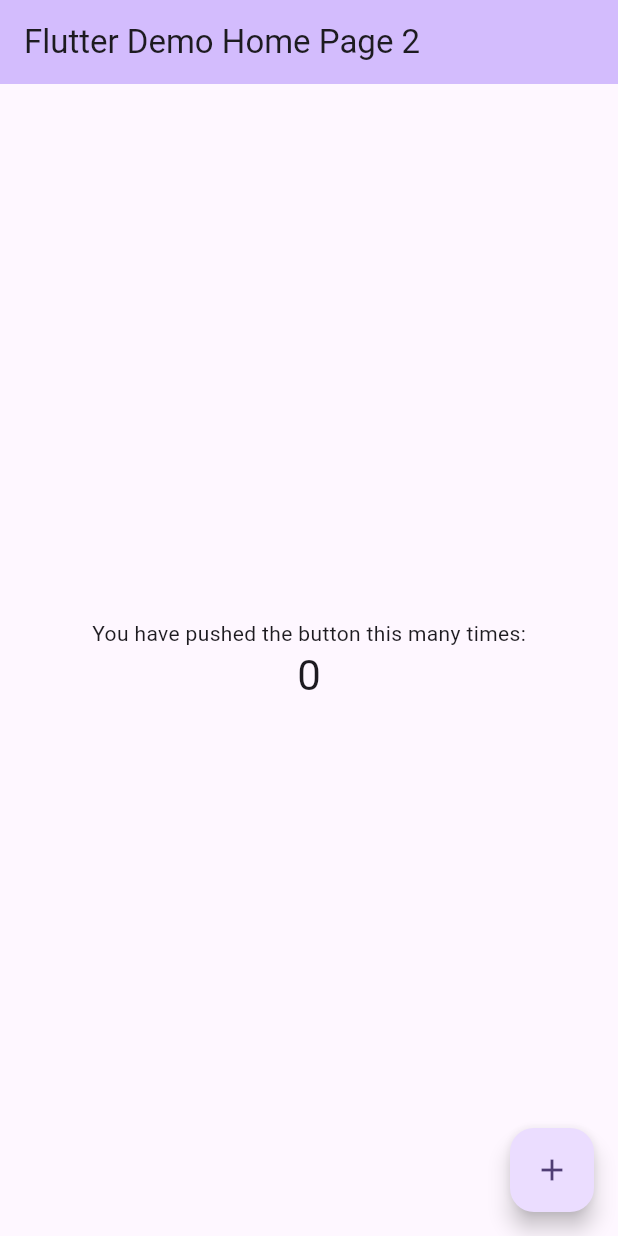
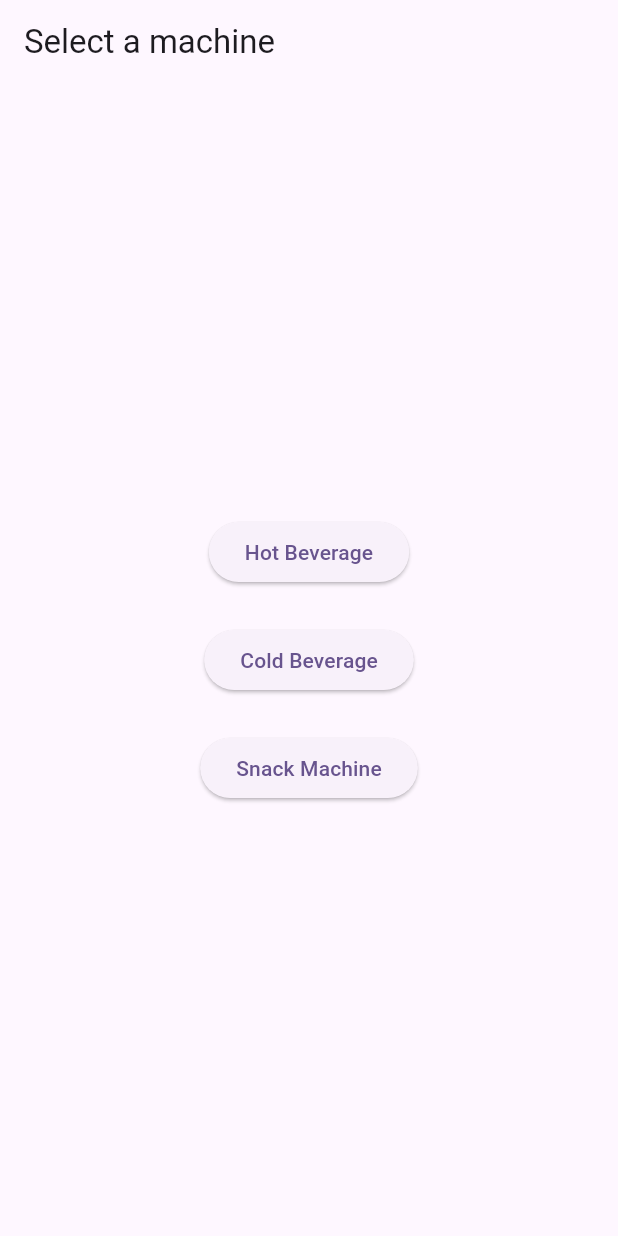
Before and after one commit to burakkurtarir/vending_machine, a Flutter app: the screen it shows after launch, on a phone screen of 412 x 824 dp. Run offline on Flutter 3.47's test engine with Material 2 defaults, Android fonts, the phone set to English and light mode, and no system bars; our stand-ins replace bloc, flutter_bloc.

Commit message:
created simple navigation service, created home page and cubit

```diff
--- /dev/null
+++ b/lib/core/navigations/base_navigation_service.dart
@@ -0,0 +1,9 @@
+import 'package:flutter/material.dart';
+
+interface class BaseNavigationService {
+  Future<T?> push<T extends Object?>(Widget page) async {
+    return null;
+  }
+
+  void pop() {}
+}
--- /dev/null
+++ b/lib/core/navigations/default_navigation_service.dart
@@ -0,0 +1,21 @@
+import 'package:flutter/material.dart';
+import 'package:vending_machine/core/navigations/base_navigation_service.dart';
+
+final class DefaultNavigationService implements BaseNavigationService {
+  final BuildContext context;
+
+  DefaultNavigationService(this.context);
+
+  @override
+  void pop() {
+    Navigator.pop(context);
+  }
+
+  @override
+  Future<T?> push<T extends Object?>(Widget page) {
+    return Navigator.push<T?>(
+      context,
+      MaterialPageRoute(builder: (ctx) => page),
+    );
+  }
+}
--- a/lib/main.dart
+++ b/lib/main.dart
@@ -1,4 +1,5 @@
 import 'package:flutter/material.dart';
+import 'package:vending_machine/views/home/view/home_page.dart';
 
 void main() {
   runApp(const MyApp());
@@ -7,119 +8,15 @@ void main() {
 class MyApp extends StatelessWidget {
   const MyApp({super.key});
 
-  // This widget is the root of your application.
   @override
   Widget build(BuildContext context) {
     return MaterialApp(
       title: 'Flutter Demo',
       theme: ThemeData(
-        // This is the theme of your application.
-        //
-        // TRY THIS: Try running your application with "flutter run". You'll see
-        // the application has a blue toolbar. Then, without quitting the app,
-        // try changing the seedColor in the colorScheme below to Colors.green
-        // and then invoke "hot reload" (save your changes or press the "hot
-        // reload" button in a Flutter-supported IDE, or press "r" if you used
-        // the command line to start the app).
-        //
-        // Notice that the counter didn't reset back to zero; the application
-        // state is not lost during the reload. To reset the state, use hot
-        // restart instead.
-        //
-        // This works for code too, not just values: Most code changes can be
-        // tested with just a hot reload.
         colorScheme: ColorScheme.fromSeed(seedColor: Colors.deepPurple),
         useMaterial3: true,
       ),
-      home: const MyHomePage(title: 'Flutter Demo Home Page 2'),
+      home: const HomePage(),
     );
   }
 }
-
-class MyHomePage extends StatefulWidget {
-  const MyHomePage({super.key, required this.title});
-
-  // This widget is the home page of your application. It is stateful, meaning
-  // that it has a State object (defined below) that contains fields that affect
-  // how it looks.
-
-  // This class is the configuration for the state. It holds the values (in this
-  // case the title) provided by the parent (in this case the App widget) and
-  // used by the build method of the State. Fields in a Widget subclass are
-  // always marked "final".
-
-  final String title;
-
-  @override
-  State<MyHomePage> createState() => _MyHomePageState();
-}
-
-class _MyHomePageState extends State<MyHomePage> {
-  int _counter = 0;
-
-  void _incrementCounter() {
-    setState(() {
-      // This call to setState tells the Flutter framework that something has
-      // changed in this State, which causes it to rerun the build method below
-      // so that the display can reflect the updated values. If we changed
-      // _counter without calling setState(), then the build method would not be
-      // called again, and so nothing would appear to happen.
-      _counter++;
-    });
-  }
-
-  @override
-  Widget build(BuildContext context) {
-    // This method is rerun every time setState is called, for instance as done
-    // by the _incrementCounter method above.
-    //
-    // The Flutter framework has been optimized to make rerunning build methods
-    // fast, so that you can just rebuild anything that needs updating rather
-    // than having to individually change instances of widgets.
-    return Scaffold(
-      appBar: AppBar(
-        // TRY THIS: Try changing the color here to a specific color (to
-        // Colors.amber, perhaps?) and trigger a hot reload to see the AppBar
-        // change color while the other colors stay the same.
-        backgroundColor: Theme.of(context).colorScheme.inversePrimary,
-        // Here we take the value from the MyHomePage object that was created by
-        // the App.build method, and use it to set our appbar title.
-        title: Text(widget.title),
-      ),
-      body: Center(
-        // Center is a layout widget. It takes a single child and positions it
-        // in the middle of the parent.
-        child: Column(
-          // Column is also a layout widget. It takes a list of children and
-          // arranges them vertically. By default, it sizes itself to fit its
-          // children horizontally, and tries to be as tall as its parent.
-          //
-          // Column has various properties to control how it sizes itself and
-          // how it positions its children. Here we use mainAxisAlignment to
-          // center the children vertically; the main axis here is the vertical
-          // axis because Columns are vertical (the cross axis would be
-          // horizontal).
-          //
-          // TRY THIS: Invoke "debug painting" (choose the "Toggle Debug Paint"
-          // action in the IDE, or press "p" in the console), to see the
-          // wireframe for each widget.
-          mainAxisAlignment: MainAxisAlignment.center,
-          children: <Widget>[
-            const Text(
-              'You have pushed the button this many times:',
-            ),
-            Text(
-              '$_counter',
-              style: Theme.of(context).textTheme.headlineMedium,
-            ),
-          ],
-        ),
-      ),
-      floatingActionButton: FloatingActionButton(
-        onPressed: _incrementCounter,
-        tooltip: 'Increment',
-        child: const Icon(Icons.add),
-      ), // This trailing comma makes auto-formatting nicer for build methods.
-    );
-  }
-}
--- /dev/null
+++ b/lib/views/home/cubit/home_cubit.dart
@@ -0,0 +1,14 @@
+import 'package:bloc/bloc.dart';
+import 'package:flutter/material.dart';
+import 'package:vending_machine/core/navigations/base_navigation_service.dart';
+
+part 'home_state.dart';
+
+class HomeCubit extends Cubit<HomeState> {
+  HomeCubit(this.context, this.navigationService) : super(HomeState());
+
+  final BuildContext context;
+  final BaseNavigationService navigationService;
+
+  void openHotBeverage() {}
+}
--- /dev/null
+++ b/lib/views/home/cubit/home_state.dart
@@ -0,0 +1,4 @@
+part of 'home_cubit.dart';
+
+@immutable
+class HomeState {}
--- /dev/null
+++ b/lib/views/home/view/home_page.dart
@@ -0,0 +1,57 @@
+import 'package:flutter/material.dart';
+import 'package:flutter_bloc/flutter_bloc.dart';
+import 'package:vending_machine/core/navigations/default_navigation_service.dart';
+import 'package:vending_machine/views/home/cubit/home_cubit.dart';
+import 'package:vending_machine/widgets/buttons/machine_select_button.dart';
+
+class HomePage extends StatelessWidget {
+  const HomePage({Key? key}) : super(key: key);
+
+  @override
+  Widget build(BuildContext context) {
+    return BlocProvider(
+      create: (context) =>
+          HomeCubit(context, DefaultNavigationService(context)),
+      child: const _HomeView(),
+    );
+  }
+}
+
+class _HomeView extends StatelessWidget {
+  const _HomeView({Key? key}) : super(key: key);
+
+  @override
+  Widget build(BuildContext context) {
+    return Scaffold(
+      appBar: AppBar(
+        title: const Text('Select a machine'),
+      ),
+      body: Column(
+        mainAxisAlignment: MainAxisAlignment.center,
+        crossAxisAlignment: CrossAxisAlignment.stretch,
+        children: [
+          Center(
+            child: MachineSelectButton(
+              text: "Hot Beverage",
+              onPressed: context.read<HomeCubit>().openHotBeverage,
+            ),
+          ),
+          const SizedBox(height: 24),
+          Center(
+            child: MachineSelectButton(
+              text: "Cold Beverage",
+              onPressed: () {},
+            ),
+          ),
+          const SizedBox(height: 24),
+          Center(
+            child: MachineSelectButton(
+              text: "Snack Machine",
+              onPressed: () {},
+            ),
+          ),
+        ],
+      ),
+    );
+  }
+}
--- /dev/null
+++ b/lib/widgets/buttons/machine_select_button.dart
@@ -0,0 +1,20 @@
+import 'package:flutter/material.dart';
+
+class MachineSelectButton extends StatelessWidget {
+  final String text;
+  final Function()? onPressed;
+
+  const MachineSelectButton({
+    super.key,
+    required this.text,
+    required this.onPressed,
+  });
+
+  @override
+  Widget build(BuildContext context) {
+    return ElevatedButton(
+      onPressed: () {},
+      child: Text(text),
+    );
+  }
+}
--- a/pubspec.yaml
+++ b/pubspec.yaml
@@ -30,6 +30,8 @@ environment:
 dependencies:
   flutter:
     sdk: flutter
+  bloc: ^8.1.2
+  flutter_bloc: ^8.1.3
 
 
   # The following adds the Cupertino Icons font to your application.
```
